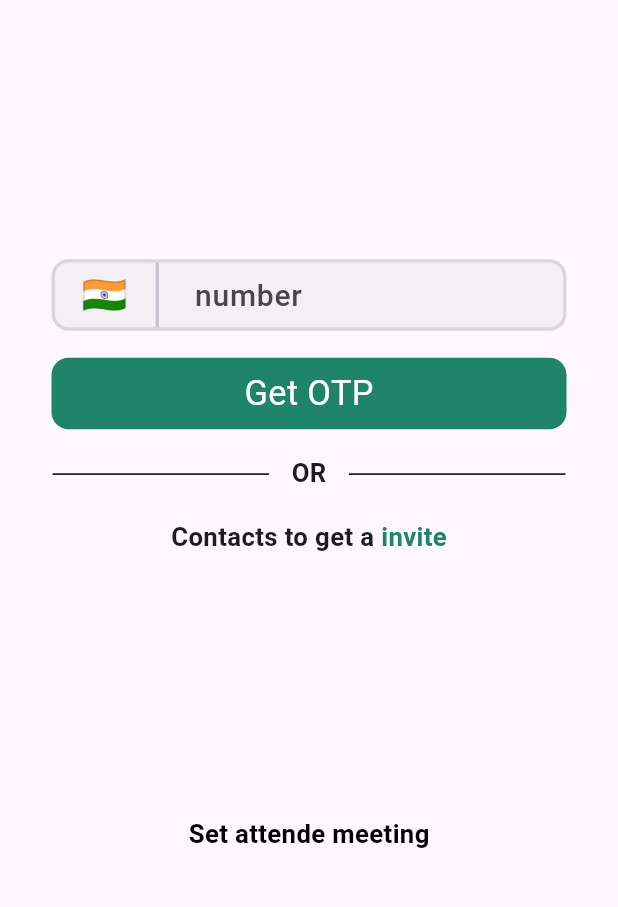
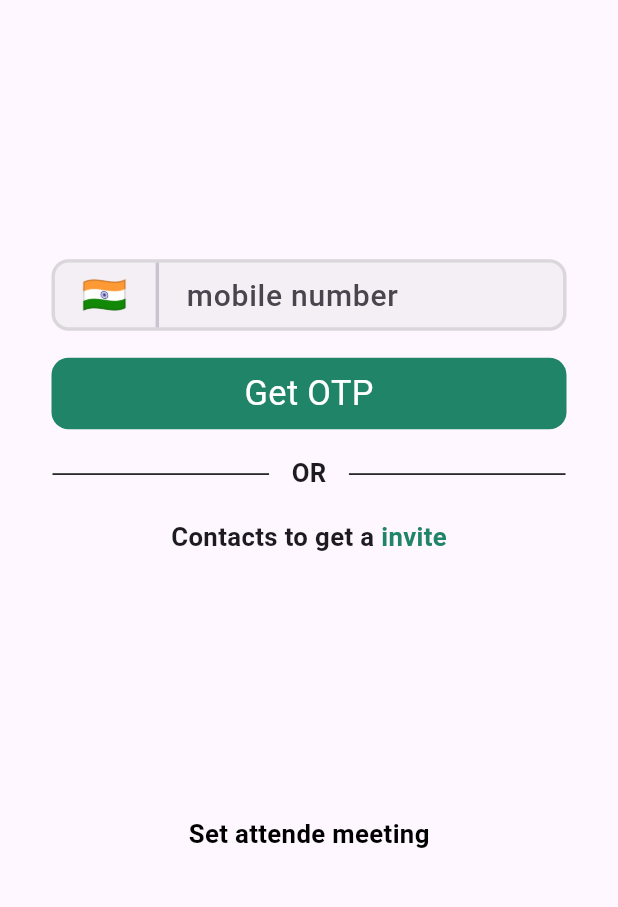
Before and after one commit to komalweetech/business_networking_kpvs, a Flutter app: the screen it shows after launch, on a phone screen of 412 x 824 dp, the part 253-1160 px from its top. Run offline on Flutter 3.47's test engine with Material 3 defaults, Android fonts, the phone set to English and light mode, and no system bars; our stand-ins replace firebase_auth, firebase_core, flutter_otp_text_field, flutter_screenutil, get, loading_indicator; accounts and stored records are empty.

Commit message:
login and otp screen

```diff
--- a/lib/Config/BaseColors.dart
+++ b/lib/Config/BaseColors.dart
@@ -3,5 +3,5 @@
 import 'dart:ui';
 
 class AppColor{
-   static Color themeColor = Color(0xff208468) ;
+   static Color kPrimaryColor = Color(0xff208468) ;
 }
--- a/lib/Config/Strings.dart
+++ b/lib/Config/Strings.dart
@@ -9,4 +9,5 @@ class AppStrings{
   static String otp_text1 = "Didn't receive OTP? ";
   static String otp_text2 = "Resend OTP";
   static String otp_text3 = "Change Number";
+  static String profile_title = "Profile";
 }
--- /dev/null
+++ b/lib/Screen/auth/dependencies/auth_dependencies.dart
@@ -0,0 +1,4 @@
+import 'package:get/get.dart';
+import 'package:kpvs/Screen/auth/controller/AuthController.dart';
+
+final kAuthController =Get.put(AuthController());
--- /dev/null
+++ b/lib/Screen/auth/services/otp_api.dart
@@ -0,0 +1,3 @@
+class OtpApi {
+
+}
--- a/lib/Screen/auth/LoginScreen.dart
+++ b/lib/Screen/auth/view/screen/Login_Screen.dart
@@ -1,11 +1,16 @@
 import 'dart:async';
+import 'dart:developer';
 import 'package:flutter/material.dart';
 import 'package:flutter_screenutil/flutter_screenutil.dart';
+import 'package:get/get.dart';
 import 'package:kpvs/Config/BaseColors.dart';
 import 'package:kpvs/Config/Images.dart';
 import 'package:kpvs/Config/Strings.dart';
+import 'package:kpvs/Screen/auth/services/otp_api.dart';
 import 'package:kpvs/Utils/ScreenUtils.dart';
 import 'package:loading_indicator/loading_indicator.dart';
+
+import '../../dependencies/auth_dependencies.dart';
 
 class LoginScreen extends StatefulWidget {
   const LoginScreen({Key? key}) : super(key: key);
@@ -15,25 +20,46 @@ class LoginScreen extends StatefulWidget {
 }
 
 class _LoginScreenState extends State<LoginScreen> {
+
+  //Mobile number validate.
+  String? validatePhoneNumber(String? value) {
+    if (value == null || value.isEmpty) {
+      return 'Mobile number is required';
+    }
+    // Custom validation logic for a 10-digit Indian mobile number
+    if (value.length != 10 || !RegExp(r'^[6789]\d{9}$').hasMatch(value)) {
+      return 'Invalid mobile number';
+    }
+    return null;
+  }
+
+
+  void otpApi() async {
+    final mobileNumber = kAuthController.phoneNumberController.text;
+
+    // var response = await OtpApi.postApi(mobileNumber);
+    // print("response of login ==== $response");
+  }
+
   @override
   Widget build(BuildContext context) {
-    buildShowDialog(BuildContext context) {
-      return showDialog(
-          context: context,
-          barrierDismissible: false,
-          builder: (BuildContext context) {
-            return Center(
-              child: Container(
-                height: 45.r,
-                width: 45.r,
-                child: LoadingIndicator(
-                  indicatorType: Indicator.circleStrokeSpin,
-                  colors: [Colors.black],
-                ),
-              ),
-            );
-          });
-    }
+    // buildShowDialog(BuildContext context) {
+    //   return showDialog(
+    //       context: context,
+    //       barrierDismissible: false,
+    //       builder: (BuildContext context) {
+    //         return Center(
+    //           child: Container(
+    //             height: 45.h,
+    //             width: 45.w,
+    //             child:  LoadingIndicator(
+    //               indicatorType: Indicator.circleStrokeSpin,
+    //               colors: [AppColor.themeColor],
+    //             ),
+    //           ),
+    //         );
+    //       });
+    // }
 
     return Scaffold(
         body: SafeArea(
@@ -44,7 +70,7 @@ class _LoginScreenState extends State<LoginScreen> {
             child: Text(
               AppStrings.AppName,
               style: TextStyle(
-                  color: AppColor.themeColor,
+                  color: AppColor.kPrimaryColor,
                   fontSize: 50.r,
                   fontWeight: FontWeight.bold),
             ),
@@ -86,7 +112,7 @@ class _LoginScreenState extends State<LoginScreen> {
                               fontWeight: FontWeight.w500,
                               color: Colors.black),
                           decoration: InputDecoration.collapsed(
-                            hintText: " number",
+                            hintText: "mobile number",
                           ),
                         ),
                       ),
@@ -98,22 +124,34 @@ class _LoginScreenState extends State<LoginScreen> {
                 height: 15.h,
               ),
               GestureDetector(
-                onTap: () {
+                onTap: () async {
                   print("object === 111");
-                  buildShowDialog(context);
+                  // buildShowDialog(context);
                   FocusScope.of(context).requestFocus(new FocusNode());
+                  // // Make API call to send OTP
+                  // bool otpSent = await sendOTP(); // Implement sendOTP() to call your API
+                  //
+                  // // Close loading dialog
+                  // Navigator.pop(context);
+                  //
+                  // if(otpSent){
+                  //  // Navigate to OTP screen if OTP is sent successfully
+                  //   Get.toNamed('/otp');
+                  // }else {
+                  //   print("api is not successfully");
+                  //   log("api is not successfully");
+                  // }
 
-                  Timer(Duration(milliseconds: 4000), () {
-                    Navigator.pushReplacementNamed(
-                        context, ScreenUtils.GetOtpScreen);
-                  });
+                  Get.toNamed('/otp');
+
+
                 },
                 child: Container(
                   margin: EdgeInsets.symmetric(horizontal: 30.r),
                   height: 40.h,
                   width: 1.sw,
                   decoration: BoxDecoration(
-                    color: AppColor.themeColor,
+                    color: AppColor.kPrimaryColor,
                     borderRadius: BorderRadius.circular(10.r),
                   ),
                   child: Center(
@@ -129,7 +167,7 @@ class _LoginScreenState extends State<LoginScreen> {
               Row(
                 children: [
                   Expanded(
-                    child: new Container(
+                    child: Container(
                         margin: const EdgeInsets.only(left: 35.0, right: 15.0),
                         child: Divider(
                           color: Colors.black,
@@ -142,7 +180,7 @@ class _LoginScreenState extends State<LoginScreen> {
                         TextStyle(fontSize: 15.r, fontWeight: FontWeight.bold),
                   ),
                   Expanded(
-                    child: new Container(
+                    child: Container(
                         margin: const EdgeInsets.only(left: 15.0, right: 35.0),
                         child: Divider(
                           color: Colors.black,
@@ -160,7 +198,7 @@ class _LoginScreenState extends State<LoginScreen> {
                       style: TextStyle(
                           fontSize: 15.r,
                           fontWeight: FontWeight.bold,
-                          color: AppColor.themeColor),
+                          color: AppColor.kPrimaryColor),
                     )
                   ]))
             ],
--- a/lib/main.dart
+++ b/lib/main.dart
@@ -1,11 +1,13 @@
 import 'package:flutter/material.dart';
 import 'package:flutter_screenutil/flutter_screenutil.dart';
 import 'package:kpvs/Screen/SplashScreen.dart';
-import 'package:kpvs/Screen/auth/LoginScreen.dart';
-import 'package:kpvs/Screen/auth/OTPScreen.dart';
+import 'package:kpvs/Screen/auth/view/screen/Login_Screen.dart';
+import 'package:kpvs/Screen/auth/view/screen/OTP_Screen.dart';
 import 'package:firebase_core/firebase_core.dart';
+import 'package:kpvs/Screen/auth/view/screen/singUp_screen.dart';
 import 'package:kpvs/Utils/ScreenUtils.dart';
 import 'firebase_options.dart';
+import 'package:get/get.dart';
 
 void main() async {
   WidgetsFlutterBinding.ensureInitialized();
@@ -23,17 +25,19 @@ class MyApp extends StatelessWidget {
   @override
   Widget build(BuildContext context) {
    return ScreenUtilInit(builder: (context, child) {
-     return MaterialApp(
+     return GetMaterialApp(
+       debugShowCheckedModeBanner: false,
          title: 'Flutter Demo',
          theme: ThemeData(
          ),
         //  home:  LoginScreen(),
-          initialRoute: ScreenUtils.SplashScreen,
-         routes: {
-          ScreenUtils.LoginScreen:(context) => LoginScreen(),
-          ScreenUtils.GetOtpScreen:(context) => OTPScreen(),
-          ScreenUtils.SplashScreen:(context) => SplashScreen()
-         },
+       initialRoute: '/splash', //Set initial route.
+       getPages: [
+         GetPage(name: '/splash', page: () => SplashScreen()),
+         GetPage(name: '/login', page: () => LoginScreen()),
+         GetPage(name: '/otp', page: () => OTPScreen()),
+         GetPage(name: '/singUp', page:() =>  SingUPScreen()),
+       ],
      );
    },);
   }
--- a/pubspec.yaml
+++ b/pubspec.yaml
@@ -33,7 +33,8 @@ dependencies:
     sdk: flutter
   flutter_screenutil: ^5.9.0
   loading_indicator: ^3.1.1
-  sms_otp_auto_verify: ^2.1.0
+  flutter_otp_text_field: ^1.1.1
+  get: ^4.6.6
 
   # The following adds the Cupertino Icons font to your application.
   # Use with the CupertinoIcons class for iOS style icons.
```
Also changed, not shown: lib/Screen/SplashScreen.dart (+17 -13 lines), lib/Screen/auth/OTPScreen.dart (deleted, +0 -237 lines), lib/Screen/auth/controller/AuthController.dart (added, +35 -0 lines), lib/Screen/auth/view/screen/OTP_Screen.dart (added, +185 -0 lines), lib/Screen/auth/view/screen/singUp_screen.dart (added, +47 -0 lines), pubspec.lock.
